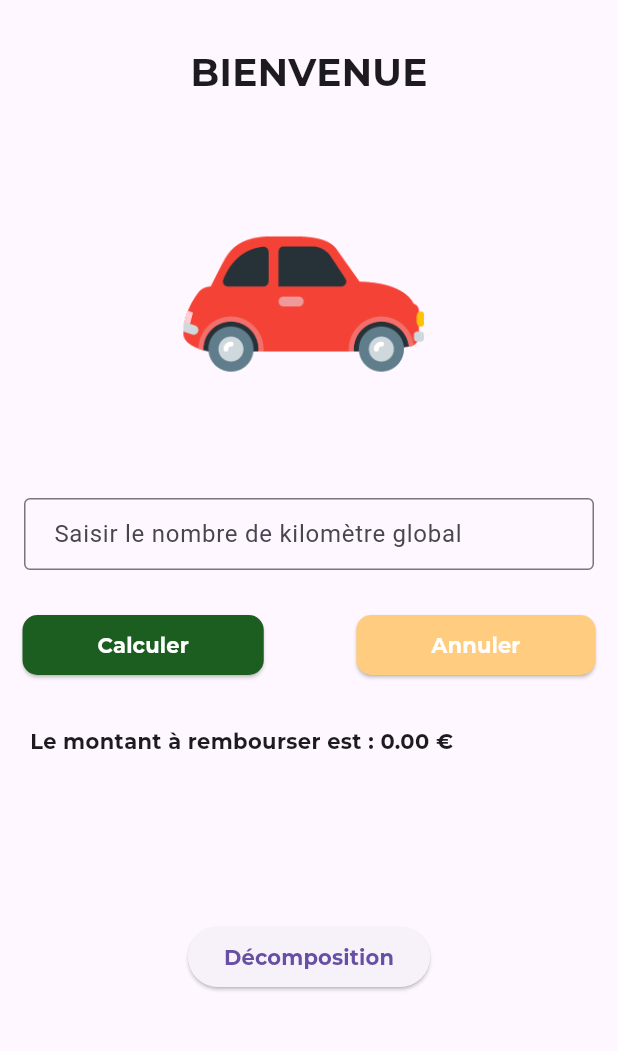
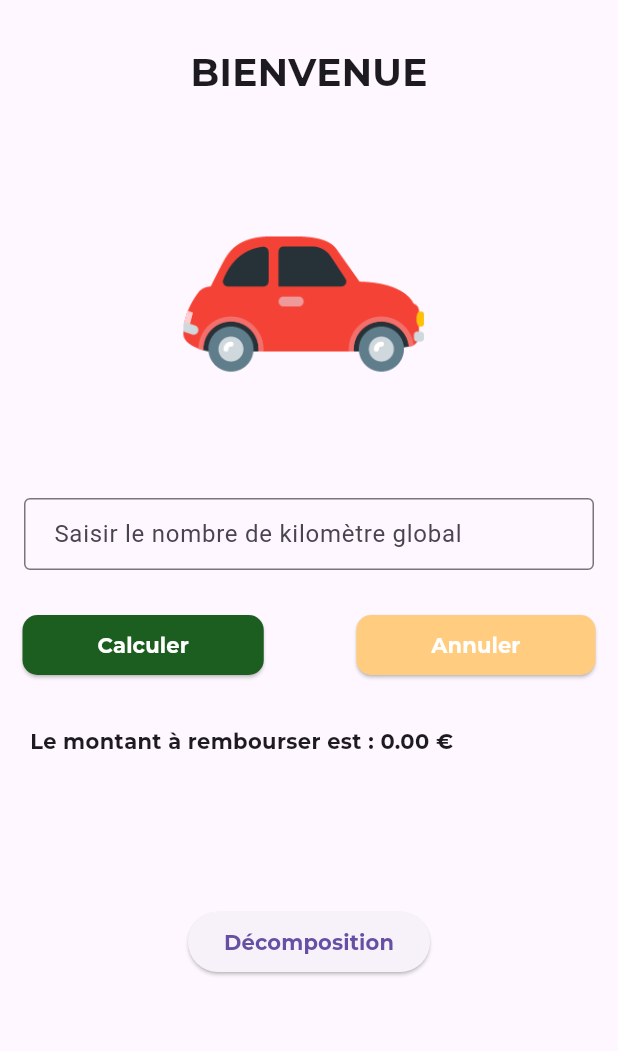
Before and after one commit to othmanemjhd/AbyTripCalculator, a Flutter app: the CalculateFundPage screen opened by its route, on a phone screen of 412 x 824 dp, the part 84-1135 px from its top. Run offline on Flutter 3.47's test engine with Material 3 defaults, Android fonts, the phone set to English and light mode, and no system bars; drawn by our look-alikes of carousel_slider; our stand-ins replace shared_preferences; accounts and stored records are empty.

Commit message:
Update on the page

```diff
--- a/abytripcalculator/lib/pages/calculateFundPage.dart
+++ b/abytripcalculator/lib/pages/calculateFundPage.dart
@@ -185,7 +185,7 @@ class _CalculateFundPageState extends State<CalculateFundPage> {
                               fontFamily: 'montserrat',
                               fontWeight: FontWeight.bold,
                             ),),
-                      const SizedBox(height: 50.0),
+
                      /* Text("Décomposition du calcul : $resultDecomposition",
                         style: const TextStyle(
                           fontFamily: 'montserrat',
@@ -194,13 +194,10 @@ class _CalculateFundPageState extends State<CalculateFundPage> {
                     ],
                   ),
                 ),
-            const SizedBox(height: 10),
-            Padding(
-              padding: const EdgeInsets.all(50.0),
-              child: Column(
-                mainAxisAlignment: MainAxisAlignment.end,
-                children: [
-                  ElevatedButton(
+              const SizedBox(height: 100.0),
+           Align(
+                  alignment: Alignment.bottomCenter,
+                  child: ElevatedButton(
                       onPressed: () {
                         showDialog(
                           context: context,
@@ -213,9 +210,7 @@ class _CalculateFundPageState extends State<CalculateFundPage> {
                           style: TextStyle(
                               fontFamily: 'montserrat',
                               fontWeight: FontWeight.bold))),
-                ],
-              ),
-            ),
+                ),
             ],
           ),
         ),
--- a/abytripcalculator/lib/pages/login.dart
+++ b/abytripcalculator/lib/pages/login.dart
@@ -38,7 +38,7 @@ class _LoginPageState extends State<LoginPage> {
         centerTitle: true,
         backgroundColor: Colors.orange[400],
         elevation: 0,
-        //automaticallyImplyLeading: false
+        automaticallyImplyLeading: false
       ),
       body: SingleChildScrollView(
         child: Padding(
@@ -130,7 +130,7 @@ class _LoginPageState extends State<LoginPage> {
                     backgroundColor: Colors.green[900],
                     padding:const EdgeInsets.fromLTRB(50, 10, 50, 10),
                     shape : RoundedRectangleBorder(
-                      borderRadius: BorderRadius.circular(10.0)
+                      borderRadius: BorderRadius.circular(20.0)
                     )
                   ),
                   child: const Text('SE CONNECTER',style: TextStyle(
```
